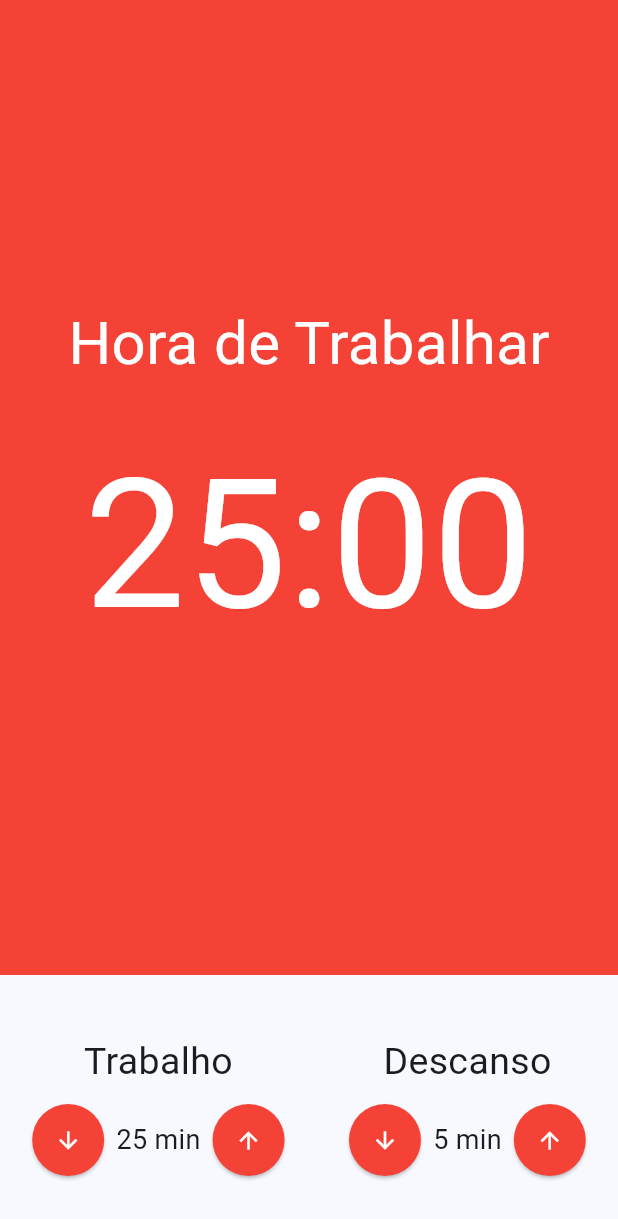
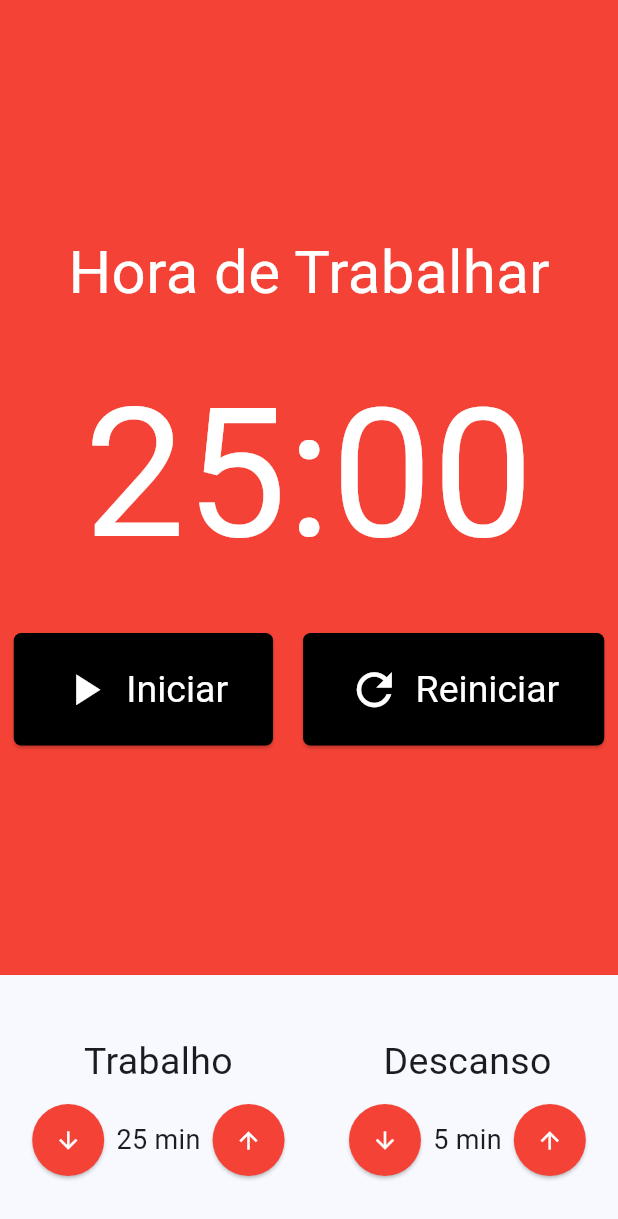
Before and after one commit to AfonsoMachado/pomodoro, a Flutter app: the screen it shows after launch, on a phone screen of 412 x 824 dp. Shown: the top 1219 px of the screen. Run offline on Flutter 3.47's test engine with Material 3 defaults, Android fonts, the phone set to English and light mode, and no system bars; our stand-ins replace flutter_mobx, mobx; generated files the repository leaves out were written again.

```diff
--- a/lib/components/pomodoro_timer.dart
+++ b/lib/components/pomodoro_timer.dart
@@ -1,4 +1,5 @@
 import 'package:flutter/material.dart';
+import 'package:pomodoro/components/timer_button.dart';
 
 class PomodoroTimer extends StatelessWidget {
   const PomodoroTimer({super.key});
@@ -18,6 +19,24 @@ class PomodoroTimer extends StatelessWidget {
           Text(
             '25:00',
             style: TextStyle(fontSize: 120, color: Colors.white),
+          ),
+          SizedBox(height: 20),
+          Row(
+            mainAxisAlignment: MainAxisAlignment.center,
+            children: [
+              Padding(
+                padding: EdgeInsets.only(right: 10),
+                child: TimerButton(text: 'Iniciar', icon: Icons.play_arrow),
+              ),
+              // Padding(
+              //   padding: EdgeInsets.only(right: 10),
+              //   child: TimerButton(text: 'Parar', icon: Icons.stop),
+              // ),
+              Padding(
+                padding: EdgeInsets.only(left: 10),
+                child: TimerButton(text: 'Reiniciar', icon: Icons.refresh),
+              ),
+            ],
           )
         ],
       ),
--- a/lib/components/time_input.dart
+++ b/lib/components/time_input.dart
@@ -35,7 +35,6 @@ class TimeInput extends StatelessWidget {
                   backgroundColor: Colors.red),
               child: const Icon(
                 Icons.arrow_downward,
-                color: Colors.white,
               ),
             ),
             Text(
@@ -45,12 +44,12 @@ class TimeInput extends StatelessWidget {
             ElevatedButton(
               onPressed: () {},
               style: ElevatedButton.styleFrom(
-                  shape: const CircleBorder(),
-                  padding: const EdgeInsets.all(15),
-                  backgroundColor: Colors.red),
+                shape: const CircleBorder(),
+                padding: const EdgeInsets.all(15),
+                backgroundColor: Colors.red,
+              ),
               child: const Icon(
                 Icons.arrow_upward,
-                color: Colors.white,
               ),
             ),
           ],
--- /dev/null
+++ b/lib/components/timer_button.dart
@@ -0,0 +1,32 @@
+import 'package:flutter/material.dart';
+
+class TimerButton extends StatelessWidget {
+  final String text;
+  final IconData icon;
+
+  const TimerButton({super.key, required this.text, required this.icon});
+
+  @override
+  Widget build(BuildContext context) {
+    return ElevatedButton(
+        style: ElevatedButton.styleFrom(
+            backgroundColor: Colors.black,
+            padding: const EdgeInsets.symmetric(
+              horizontal: 30,
+              vertical: 20,
+            ),
+            textStyle: const TextStyle(
+              fontSize: 25,
+            )),
+        onPressed: () {},
+        child: Row(
+          children: [
+            Padding(
+              padding: const EdgeInsets.only(right: 10),
+              child: Icon(icon, size: 35),
+            ),
+            Text(text),
+          ],
+        ));
+  }
+}
--- a/lib/main.dart
+++ b/lib/main.dart
@@ -16,10 +16,11 @@ class MyApp extends StatelessWidget {
         colorScheme: ColorScheme.fromSeed(seedColor: Colors.blue),
         elevatedButtonTheme: ElevatedButtonThemeData(
           style: ButtonStyle(
-            shape: MaterialStatePropertyAll(
-                RoundedRectangleBorder(borderRadius: BorderRadius.circular(5))),
-            backgroundColor: const MaterialStatePropertyAll(Colors.blue),
-          ),
+              shape: MaterialStatePropertyAll(RoundedRectangleBorder(
+                  borderRadius: BorderRadius.circular(5))),
+              backgroundColor: const MaterialStatePropertyAll(Colors.blue),
+              iconColor: const MaterialStatePropertyAll(Colors.white),
+              foregroundColor: const MaterialStatePropertyAll(Colors.white)),
         ),
         useMaterial3: true,
       ),
```
